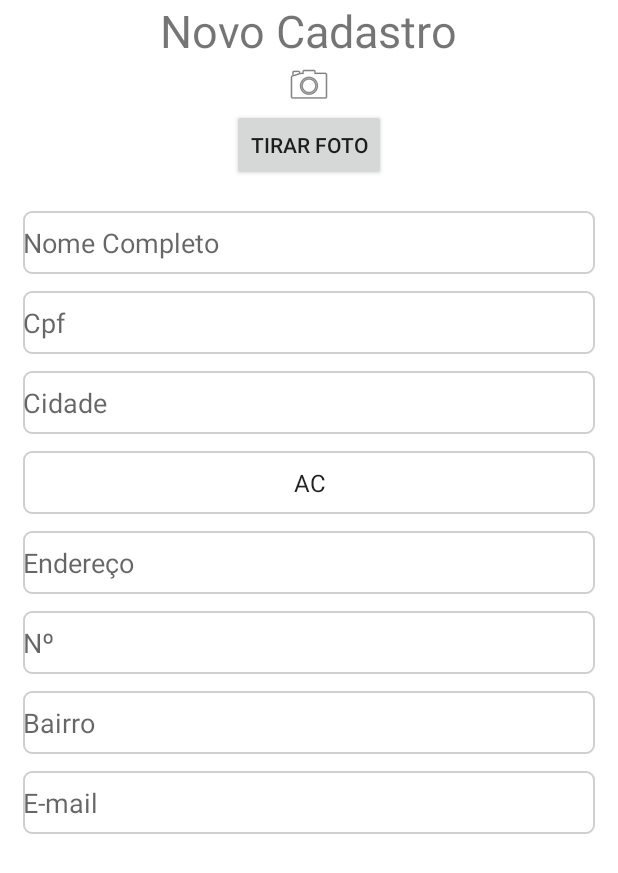
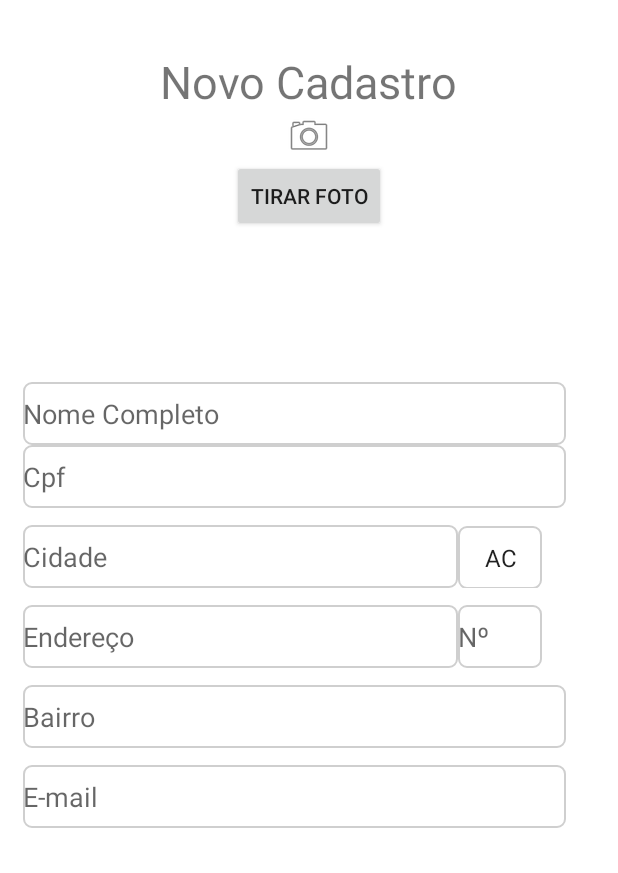
Before and after one commit to BrunoFelix/JoinService, an Android app: the TelaCadastro screen opened directly, with no data from a screen before it, on a phone screen of 412 x 824 dp. Shown: the top 873 px of the screen. Run offline under Robolectric (Android 15) with nearby library versions, the phone set to English and light mode, and no system bars.

Commit message:
Merge branch 'master' of /home/tj/AndroidStudioProjects/JoinService with conflicts.

```diff
--- a/app/src/main/res/layout/activity_tela_cadastro.xml
+++ b/app/src/main/res/layout/activity_tela_cadastro.xml
@@ -11,9 +11,9 @@
         android:layout_width="match_parent"
         android:layout_height="match_parent"
         android:orientation="vertical">
-
+an
         <LinearLayout
-            android:layout_width="match_parent"
+            android:layout_width="fill_parent"
             android:layout_height="wrap_content"
             android:layout_marginLeft="15dp"
             android:layout_marginRight="15dp"
@@ -24,7 +24,7 @@
                 android:layout_width="wrap_content"
                 android:layout_height="wrap_content"
                 android:layout_gravity="center"
-                android:layout_marginTop="0dp"
+                android:layout_marginTop="34dp"
                 android:text="Novo Cadastro"
                 android:textSize="30sp" />
 
@@ -42,14 +42,14 @@
                 android:text="Tirar Foto" />
 
             <LinearLayout
-                android:layout_width="match_parent"
+                android:layout_width="fill_parent"
                 android:layout_height="wrap_content"
-                android:layout_marginTop="20dp"
+                android:layout_marginTop="100dp"
                 android:orientation="vertical">
 
                 <EditText
                     android:id="@+id/editNome"
-                    android:layout_width="match_parent"
+                    android:layout_width="362dp"
                     android:layout_height="42dp"
                     android:ems="10"
                     android:background="@drawable/edit_text_background"
@@ -58,9 +58,8 @@
 
                 <EditText
                     android:id="@+id/editText13"
-                    android:layout_width="match_parent"
+                    android:layout_width="362dp"
                     android:layout_height="42dp"
-                    android:layout_marginTop="11dp"
                     android:ems="10"
                     android:background="@drawable/edit_text_background"
                     android:hint="Cpf"
@@ -68,13 +67,12 @@
             </LinearLayout>
 
             <LinearLayout
-                android:layout_width="match_parent"
-                android:layout_height="wrap_content"
-                android:orientation="vertical">
+                android:layout_width="fill_parent"
+                android:layout_height="wrap_content">
 
                 <EditText
                     android:id="@+id/editCidade"
-                    android:layout_width="match_parent"
+                    android:layout_width="290dp"
                     android:layout_height="42dp"
                     android:layout_marginTop="11dp"
                     android:ems="10"
@@ -84,23 +82,21 @@
 
                 <Spinner
                     android:id="@+id/estados"
-                    android:layout_width="match_parent"
+                    android:layout_width="56dp"
                     android:layout_height="42dp"
                     android:layout_marginTop="11dp"
-                    android:hint="Estado"
                     android:background="@drawable/edit_text_background"
                     android:textAlignment="center" />
 
             </LinearLayout>
 
             <LinearLayout
-                android:layout_width="match_parent"
-                android:layout_height="wrap_content"
-                android:orientation="vertical">
+                android:layout_width="fill_parent"
+                android:layout_height="wrap_content">
 
                 <EditText
                     android:id="@+id/editEndereco"
-                    android:layout_width="match_parent"
+                    android:layout_width="290dp"
                     android:layout_height="42dp"
                     android:layout_marginTop="11dp"
                     android:ems="10"
@@ -110,7 +106,7 @@
 
                 <EditText
                     android:id="@+id/editN"
-                    android:layout_width="match_parent"
+                    android:layout_width="56dp"
                     android:layout_height="42dp"
                     android:layout_marginTop="11dp"
                     android:ems="10"
@@ -127,7 +123,7 @@
 
                 <EditText
                     android:id="@+id/editBairro"
-                    android:layout_width="match_parent"
+                    android:layout_width="362dp"
                     android:layout_height="42dp"
                     android:layout_marginTop="11dp"
                     android:layout_weight="1"
@@ -138,7 +134,7 @@
 
                 <EditText
                     android:id="@+id/editEmail"
-                    android:layout_width="match_parent"
+                    android:layout_width="362dp"
                     android:layout_height="42dp"
                     android:layout_marginTop="11dp"
                     android:layout_weight="1"
```
